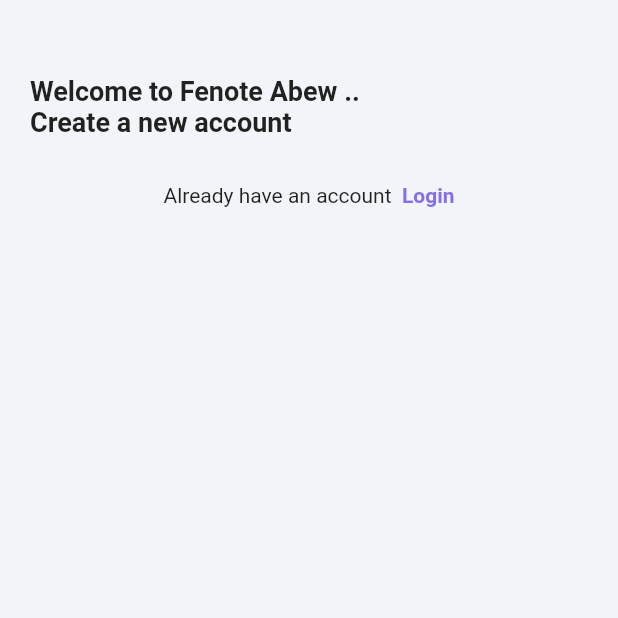
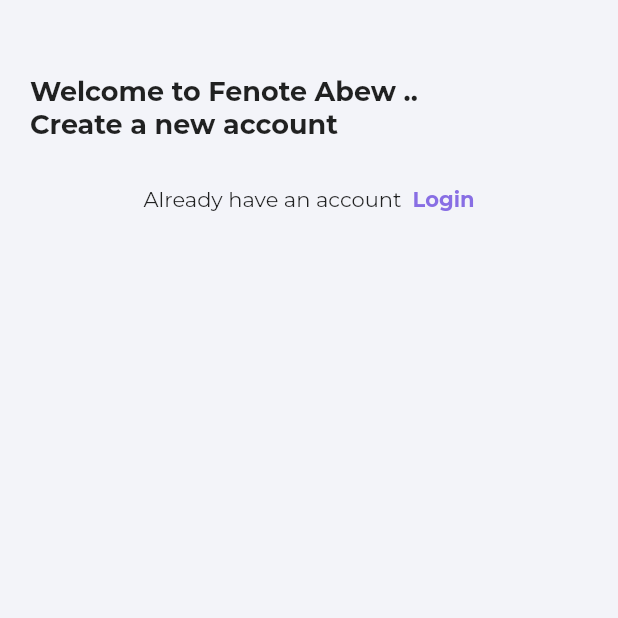
Before and after one commit to amuggabrehi/fenote_abew, a Flutter app: the Login screen opened directly, after a tap on "Sign up", on a phone screen of 412 x 824 dp, the top half of it. Run offline on Flutter 3.47's test engine with Material 2 defaults, Android fonts, the phone set to English and light mode, and no system bars; our stand-ins replace modal_progress_hud_nsn, shared_preferences; accounts and stored records are empty.

Commit message:
initial auth

```diff
--- a/lib/auth/login/login.dart
+++ b/lib/auth/login/login.dart
@@ -1,6 +1,9 @@
 import 'package:flutter/cupertino.dart';
 import 'package:flutter/material.dart';
+import 'package:modal_progress_hud_nsn/modal_progress_hud_nsn.dart';
+import 'package:provider/provider.dart';
 
+import '../../view_models/auth/login_view_model.dart';
 import '../register/register.dart';
 
 class Login extends StatefulWidget {
@@ -13,7 +16,10 @@ class Login extends StatefulWidget {
 class _LoginState extends State<Login> {
   @override
   Widget build(BuildContext context) {
-    return Scaffold(
+    LoginViewModel viewModel = Provider.of<LoginViewModel>(context);
+    return ModalProgressHUD(
+      inAsyncCall: viewModel.loading,
+      child: Scaffold(
         backgroundColor: Colors.white,
         body: ListView(
           padding: EdgeInsets.symmetric(horizontal: 15.0, vertical: 20.0),
@@ -69,6 +75,7 @@ class _LoginState extends State<Login> {
             ),
           ],
         ),
+      ),
     );
   }
 }
--- a/lib/landing/landing_page.dart
+++ b/lib/landing/landing_page.dart
@@ -25,7 +25,7 @@ class _LandingState extends State<Landing> {
               child: Padding(
                 padding: const EdgeInsets.only(left: 10.0),
                 child: Image.asset(
-                  'assets/images/new1.png',
+                  'assets/images/Fenote Abew.png',
                   height: 200.0,
                   width: 200.0,
                   fit: BoxFit.cover,
--- a/lib/utils/constants.dart
+++ b/lib/utils/constants.dart
@@ -17,6 +17,7 @@ class Constants{
 
   static ThemeData lightTheme = ThemeData(
     backgroundColor: lightBG,
+    fontFamily: "Montserrat",
     primaryColor: lightPrimary,
     accentColor: lightAccent,
     textSelectionTheme: TextSelectionThemeData(
@@ -34,6 +35,7 @@ class Constants{
           color: Colors.black,
           fontSize: 20,
           fontWeight: FontWeight.w600,
+          fontFamily: "Montserrat"
         ),
       ),
     ),
@@ -41,6 +43,7 @@ class Constants{
 
   static ThemeData darkTheme = ThemeData(
     brightness: Brightness.dark,
+    fontFamily: "Montserrat",
     backgroundColor: darkBG,
     primaryColor: darkPrimary,
     accentColor: darkAccent,
@@ -59,6 +62,7 @@ class Constants{
           color: lightBG,
           fontSize: 20,
           fontWeight: FontWeight.w600,
+            fontFamily: "Montserrat"
         ),
       ),
     ),
--- a/pubspec.yaml
+++ b/pubspec.yaml
@@ -12,6 +12,7 @@ dependencies:
     sdk: flutter
 
   cupertino_icons: ^1.0.2
+  modal_progress_hud_nsn: ^0.3.0
   firebase_auth: ^3.6.4
   firebase_core: ^1.21.0
   firebase_storage: ^10.3.6
```
Also changed, not shown: lib/view_models/auth/login_view_model.dart (added, +12 -0 lines), pubspec.lock, 2 other files. Lines whose indentation alone changed are shown as unchanged.
